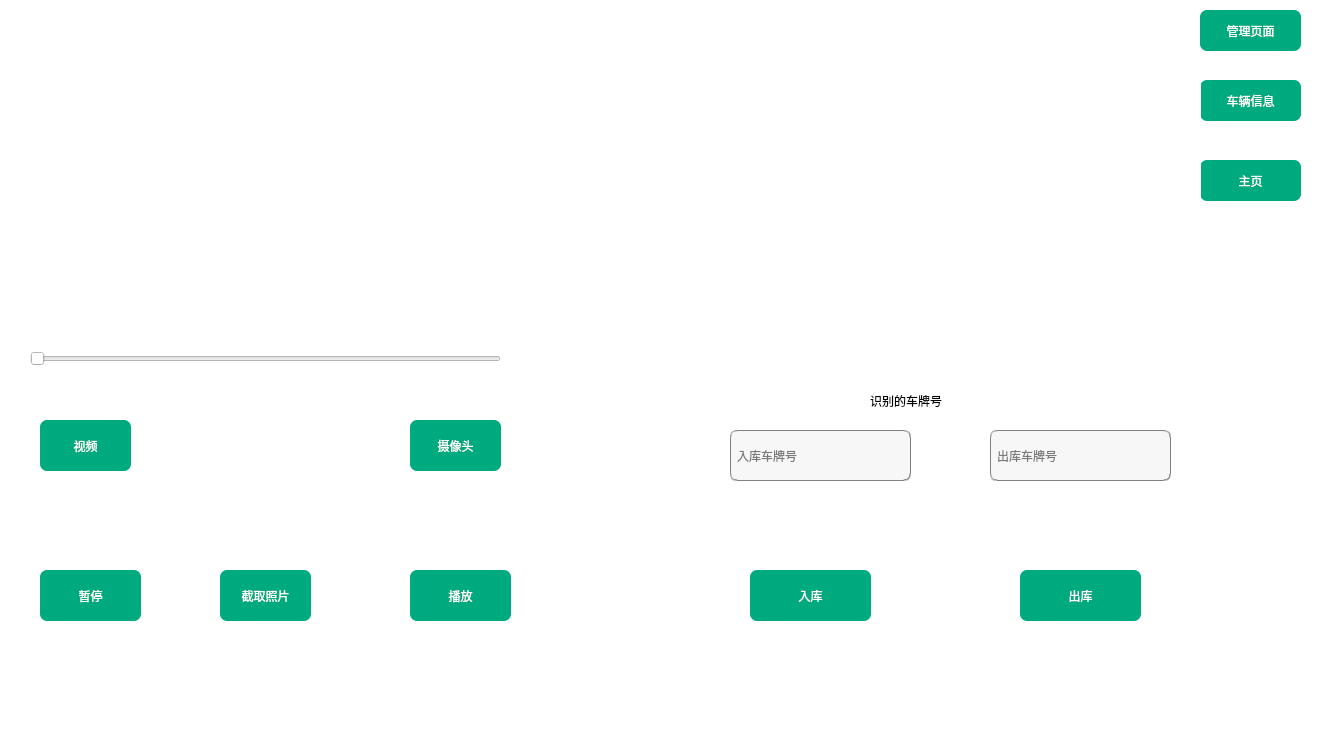
Before: the Qt Designer form car.ui in foryouos/Parking_System, drawn with Qt 5.
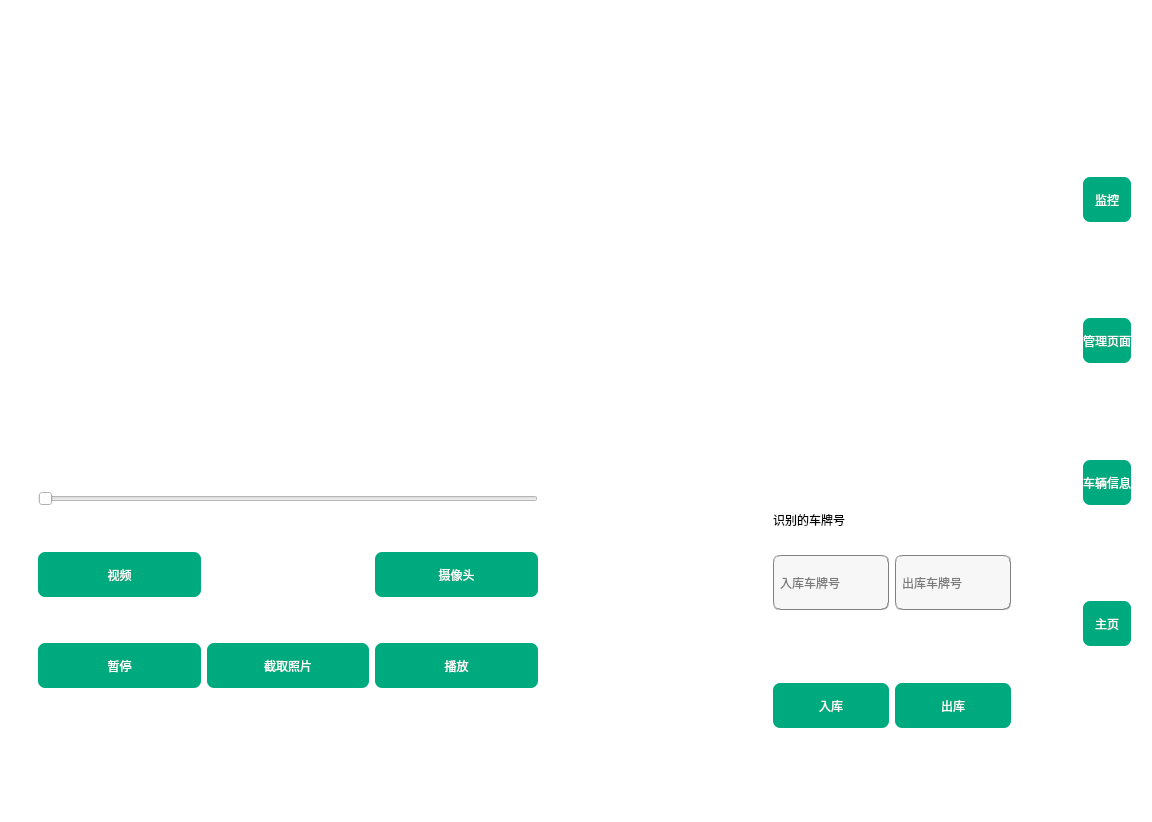
After: the same form once the commit is applied. The open tabs and pages were chosen to show the change. Icons and pictures are not drawn.

What changed in the file:
```diff
--- a/car.ui
+++ b/car.ui
@@ -6,8 +6,8 @@
    <rect>
     <x>0</x>
     <y>0</y>
-    <width>1320</width>
-    <height>734</height>
+    <width>1152</width>
+    <height>822</height>
    </rect>
   </property>
   <property name="windowTitle">
@@ -16,54 +16,46 @@
   <property name="styleSheet">
    <string notr="true">background-color: rgb(255, 255, 255);</string>
   </property>
-  <widget class="QPushButton" name="MainButton">
-   <property name="geometry">
-    <rect>
-     <x>1200</x>
-     <y>160</y>
-     <width>101</width>
-     <height>41</height>
-    </rect>
-   </property>
-   <property name="styleSheet">
-    <string notr="true">background-color: rgb(0, 170, 127);
-color: rgb(255, 255, 255);
-font: 25 9pt &quot;Bahnschrift Light&quot;;
-font: 10pt &quot;华文隶书&quot;;
-border-radius:7px;</string>
-   </property>
-   <property name="text">
-    <string>主页</string>
-   </property>
-  </widget>
-  <widget class="QPushButton" name="messageButton">
-   <property name="geometry">
-    <rect>
-     <x>1200</x>
-     <y>80</y>
-     <width>101</width>
-     <height>41</height>
-    </rect>
-   </property>
-   <property name="styleSheet">
-    <string notr="true">background-color: rgb(0, 170, 127);
-color: rgb(255, 255, 255);
-font: 25 9pt &quot;Bahnschrift Light&quot;;
-font: 10pt &quot;华文隶书&quot;;
-border-radius:7px;</string>
-   </property>
-   <property name="text">
-    <string>车辆信息</string>
-   </property>
-  </widget>
+  <layout class="QGridLayout" name="gridLayout_2">
+   <item row="0" column="1">
+    <spacer name="verticalSpacer_16">
+     <property name="orientation">
+      <enum>Qt::Vertical</enum>
+     </property>
+     <property name="sizeHint" stdset="0">
+      <size>
+       <width>20</width>
+       <height>40</height>
+      </size>
+     </property>
+    </spacer>
+   </item>
+   <item row="1" column="2">
+    <spacer name="horizontalSpacer_10">
+     <property name="orientation">
+      <enum>Qt::Horizontal</enum>
+     </property>
+     <property name="sizeHint" stdset="0">
+      <size>
+       <width>40</width>
+       <height>20</height>
+      </size>
+     </property>
+    </spacer>
+   </item>
+   <item row="1" column="1" alignment="Qt::AlignHCenter|Qt::AlignVCenter">
   <widget class="QStackedWidget" name="stack">
-   <property name="geometry">
-    <rect>
-     <x>0</x>
-     <y>0</y>
-     <width>1201</width>
-     <height>751</height>
-    </rect>
+     <property name="minimumSize">
+      <size>
+       <width>1030</width>
+       <height>0</height>
+      </size>
+     </property>
+     <property name="sizeIncrement">
+      <size>
+       <width>30</width>
+       <height>30</height>
+      </size>
    </property>
    <property name="styleSheet">
     <string notr="true">background-color: rgb(255, 255, 255);</string>
@@ -72,198 +64,42 @@
     <number>1</number>
    </property>
    <widget class="QWidget" name="main">
-    <widget class="QLabel" name="label_title">
-     <property name="geometry">
-      <rect>
-       <x>870</x>
-       <y>380</y>
-       <width>141</width>
-       <height>41</height>
-      </rect>
+      <layout class="QHBoxLayout" name="horizontalLayout_5">
+       <item>
+        <layout class="QGridLayout" name="gridLayout">
+         <item row="0" column="2">
+          <widget class="QLabel" name="label_pie">
+           <property name="minimumSize">
+            <size>
+             <width>0</width>
+             <height>350</height>
+            </size>
      </property>
      <property name="styleSheet">
-      <string notr="true">font: 13pt &quot;华文隶书&quot;;</string>
+            <string notr="true">background-color: rgb(255, 255, 255);</string>
      </property>
      <property name="text">
-      <string>识别的车牌号</string>
-     </property>
-    </widget>
-    <widget class="QLineEdit" name="Car_idinput">
-     <property name="geometry">
-      <rect>
-       <x>730</x>
-       <y>430</y>
-       <width>181</width>
-       <height>51</height>
-      </rect>
-     </property>
-     <property name="styleSheet">
-      <string notr="true">background-color: rgb(247, 247, 247);
-border:1px groove gray;
-border-radius:7px;
-padding:2px 4px;
-font: 10pt &quot;华文隶书&quot;;</string>
-     </property>
-     <property name="placeholderText">
-      <string>入库车牌号</string>
-     </property>
-    </widget>
-    <widget class="QPushButton" name="submitCar">
-     <property name="geometry">
-      <rect>
-       <x>750</x>
-       <y>570</y>
-       <width>121</width>
-       <height>51</height>
-      </rect>
-     </property>
-     <property name="styleSheet">
-      <string notr="true">background-color: rgb(0, 170, 127);
-color: rgb(255, 255, 255);
-font: 25 9pt &quot;Bahnschrift Light&quot;;
-font: 10pt &quot;华文隶书&quot;;
-border-radius:7px;</string>
-     </property>
-     <property name="text">
-      <string>入库</string>
-     </property>
-    </widget>
-    <widget class="QPushButton" name="DeleteCar">
-     <property name="geometry">
-      <rect>
-       <x>1020</x>
-       <y>570</y>
-       <width>121</width>
-       <height>51</height>
-      </rect>
-     </property>
-     <property name="styleSheet">
-      <string notr="true">background-color: rgb(0, 170, 127);
-color: rgb(255, 255, 255);
-font: 25 9pt &quot;Bahnschrift Light&quot;;
-font: 10pt &quot;华文隶书&quot;;
-border-radius:7px;</string>
-     </property>
-     <property name="text">
-      <string>出库</string>
-     </property>
-    </widget>
-    <widget class="QLineEdit" name="Car_output">
-     <property name="geometry">
-      <rect>
-       <x>990</x>
-       <y>430</y>
-       <width>181</width>
-       <height>51</height>
-      </rect>
-     </property>
-     <property name="styleSheet">
-      <string notr="true">background-color: rgb(247, 247, 247);
-border:1px groove gray;
-border-radius:7px;
-padding:2px 4px;
-font: 10pt &quot;华文隶书&quot;;</string>
-     </property>
-     <property name="placeholderText">
-      <string>出库车牌号</string>
-     </property>
-    </widget>
-    <widget class="QLabel" name="park_now">
-     <property name="geometry">
-      <rect>
-       <x>870</x>
-       <y>120</y>
-       <width>121</width>
-       <height>51</height>
-      </rect>
-     </property>
-     <property name="text">
       <string/>
      </property>
     </widget>
-    <widget class="QLabel" name="park_all">
-     <property name="geometry">
-      <rect>
-       <x>870</x>
-       <y>50</y>
-       <width>131</width>
-       <height>51</height>
-      </rect>
-     </property>
-     <property name="text">
-      <string/>
-     </property>
-    </widget>
-    <widget class="QLabel" name="label_2">
-     <property name="geometry">
-      <rect>
-       <x>760</x>
-       <y>50</y>
-       <width>101</width>
-       <height>41</height>
-      </rect>
-     </property>
-     <property name="styleSheet">
-      <string notr="true">font: 13pt &quot;华文隶书&quot;;</string>
-     </property>
-     <property name="text">
-      <string>入库数：</string>
-     </property>
-    </widget>
-    <widget class="QLabel" name="label_3">
-     <property name="geometry">
-      <rect>
-       <x>760</x>
-       <y>120</y>
-       <width>101</width>
-       <height>41</height>
-      </rect>
-     </property>
-     <property name="styleSheet">
-      <string notr="true">font: 13pt &quot;华文隶书&quot;;</string>
-     </property>
-     <property name="text">
-      <string>总车位：</string>
-     </property>
-    </widget>
-    <widget class="QLabel" name="park_reserve">
-     <property name="geometry">
-      <rect>
-       <x>870</x>
-       <y>190</y>
-       <width>121</width>
-       <height>51</height>
-      </rect>
-     </property>
-     <property name="text">
-      <string/>
-     </property>
-    </widget>
-    <widget class="QLabel" name="label_4">
-     <property name="geometry">
-      <rect>
-       <x>760</x>
-       <y>190</y>
-       <width>101</width>
-       <height>41</height>
-      </rect>
-     </property>
-     <property name="styleSheet">
-      <string notr="true">font: 13pt &quot;华文隶书&quot;;</string>
-     </property>
-     <property name="text">
-      <string>预定数：</string>
-     </property>
-    </widget>
+         </item>
+         <item row="1" column="2">
+          <spacer name="verticalSpacer_11">
+           <property name="orientation">
+            <enum>Qt::Vertical</enum>
+           </property>
+           <property name="sizeHint" stdset="0">
+            <size>
+             <width>20</width>
+             <height>40</height>
+            </size>
+           </property>
+          </spacer>
+         </item>
+         <item row="2" column="0">
+          <layout class="QVBoxLayout" name="verticalLayout_5">
+           <item>
     <widget class="QSlider" name="horizontalSlider">
-     <property name="geometry">
-      <rect>
-       <x>30</x>
-       <y>350</y>
-       <width>471</width>
-       <height>17</height>
-      </rect>
-     </property>
      <property name="styleSheet">
       <string notr="true">/* 需要先设置groove，水平滑动条*/
 QSlider#customSlider::groove:horizontal {
@@ -299,34 +135,29 @@
       <enum>Qt::Horizontal</enum>
      </property>
     </widget>
-    <widget class="QPushButton" name="camera_take">
-     <property name="geometry">
-      <rect>
-       <x>220</x>
-       <y>570</y>
-       <width>91</width>
-       <height>51</height>
-      </rect>
-     </property>
-     <property name="styleSheet">
-      <string notr="true">background-color: rgb(0, 170, 127);
-color: rgb(255, 255, 255);
-font: 25 9pt &quot;Bahnschrift Light&quot;;
-font: 10pt &quot;华文隶书&quot;;
-border-radius:7px;</string>
-     </property>
-     <property name="text">
-      <string>截取照片</string>
-     </property>
-    </widget>
+           </item>
+           <item>
+            <spacer name="verticalSpacer">
+             <property name="orientation">
+              <enum>Qt::Vertical</enum>
+             </property>
+             <property name="sizeHint" stdset="0">
+              <size>
+               <width>20</width>
+               <height>40</height>
+              </size>
+             </property>
+            </spacer>
+           </item>
+           <item>
+            <layout class="QHBoxLayout" name="horizontalLayout_2">
+             <item>
     <widget class="QPushButton" name="fileopen">
-     <property name="geometry">
-      <rect>
-       <x>40</x>
-       <y>420</y>
-       <width>91</width>
-       <height>51</height>
-      </rect>
+               <property name="minimumSize">
+                <size>
+                 <width>0</width>
+                 <height>45</height>
+                </size>
      </property>
      <property name="styleSheet">
       <string notr="true">background-color: rgb(0, 170, 127);
@@ -339,54 +170,21 @@
       <string>视频</string>
      </property>
     </widget>
-    <widget class="QPushButton" name="video_start">
-     <property name="geometry">
-      <rect>
-       <x>410</x>
-       <y>570</y>
-       <width>101</width>
-       <height>51</height>
-      </rect>
-     </property>
-     <property name="styleSheet">
-      <string notr="true">background-color: rgb(0, 170, 127);
-color: rgb(255, 255, 255);
-font: 25 9pt &quot;Bahnschrift Light&quot;;
-font: 10pt &quot;华文隶书&quot;;
-border-radius:7px;</string>
-     </property>
+             </item>
+             <item>
+              <widget class="QLabel" name="screen_label">
      <property name="text">
-      <string>播放</string>
-     </property>
-    </widget>
-    <widget class="QPushButton" name="video_pause">
-     <property name="geometry">
-      <rect>
-       <x>40</x>
-       <y>570</y>
-       <width>101</width>
-       <height>51</height>
-      </rect>
-     </property>
-     <property name="styleSheet">
-      <string notr="true">background-color: rgb(0, 170, 127);
-color: rgb(255, 255, 255);
-font: 25 9pt &quot;Bahnschrift Light&quot;;
-font: 10pt &quot;华文隶书&quot;;
-border-radius:7px;</string>
-     </property>
-     <property name="text">
-      <string>暂停</string>
-     </property>
-    </widget>
+                <string/>
+               </property>
+              </widget>
+             </item>
+             <item>
     <widget class="QPushButton" name="camera_button">
-     <property name="geometry">
-      <rect>
-       <x>410</x>
-       <y>420</y>
-       <width>91</width>
-       <height>51</height>
-      </rect>
+               <property name="minimumSize">
+                <size>
+                 <width>0</width>
+                 <height>45</height>
+                </size>
      </property>
      <property name="styleSheet">
       <string notr="true">background-color: rgb(0, 170, 127);
@@ -399,35 +197,315 @@
       <string>摄像头</string>
      </property>
     </widget>
-    <widget class="QLabel" name="screen_label">
-     <property name="geometry">
-      <rect>
-       <x>180</x>
-       <y>410</y>
-       <width>200</width>
-       <height>100</height>
-      </rect>
-     </property>
+             </item>
+            </layout>
+           </item>
+           <item>
+            <spacer name="verticalSpacer_4">
+             <property name="orientation">
+              <enum>Qt::Vertical</enum>
+             </property>
+             <property name="sizeHint" stdset="0">
+              <size>
+               <width>20</width>
+               <height>40</height>
+              </size>
+             </property>
+            </spacer>
+           </item>
+           <item>
+            <layout class="QHBoxLayout" name="horizontalLayout_3">
+             <item>
+              <widget class="QPushButton" name="video_pause">
+               <property name="minimumSize">
+                <size>
+                 <width>0</width>
+                 <height>45</height>
+                </size>
+               </property>
+               <property name="styleSheet">
+                <string notr="true">background-color: rgb(0, 170, 127);
+color: rgb(255, 255, 255);
+font: 25 9pt &quot;Bahnschrift Light&quot;;
+font: 10pt &quot;华文隶书&quot;;
+border-radius:7px;</string>
+               </property>
      <property name="text">
-      <string/>
-     </property>
-    </widget>
-    <widget class="QLabel" name="label_pie">
-     <property name="geometry">
-      <rect>
-       <x>640</x>
-       <y>-10</y>
-       <width>531</width>
-       <height>371</height>
-      </rect>
+                <string>暂停</string>
+               </property>
+              </widget>
+             </item>
+             <item>
+              <widget class="QPushButton" name="camera_take">
+               <property name="minimumSize">
+                <size>
+                 <width>0</width>
+                 <height>45</height>
+                </size>
      </property>
      <property name="styleSheet">
-      <string notr="true">background-color: rgb(255, 255, 255);</string>
+                <string notr="true">background-color: rgb(0, 170, 127);
+color: rgb(255, 255, 255);
+font: 25 9pt &quot;Bahnschrift Light&quot;;
+font: 10pt &quot;华文隶书&quot;;
+border-radius:7px;</string>
      </property>
      <property name="text">
+                <string>截取照片</string>
+               </property>
+              </widget>
+             </item>
+             <item>
+              <widget class="QPushButton" name="video_start">
+               <property name="minimumSize">
+                <size>
+                 <width>0</width>
+                 <height>45</height>
+                </size>
+               </property>
+               <property name="styleSheet">
+                <string notr="true">background-color: rgb(0, 170, 127);
+color: rgb(255, 255, 255);
+font: 25 9pt &quot;Bahnschrift Light&quot;;
+font: 10pt &quot;华文隶书&quot;;
+border-radius:7px;</string>
+               </property>
+               <property name="text">
+                <string>播放</string>
+               </property>
+              </widget>
+             </item>
+            </layout>
+           </item>
+           <item>
+            <spacer name="verticalSpacer_2">
+             <property name="orientation">
+              <enum>Qt::Vertical</enum>
+             </property>
+             <property name="sizeHint" stdset="0">
+              <size>
+               <width>20</width>
+               <height>40</height>
+              </size>
+             </property>
+            </spacer>
+           </item>
+          </layout>
+         </item>
+         <item row="2" column="2">
+          <layout class="QVBoxLayout" name="verticalLayout_4">
+           <item>
+            <spacer name="horizontalSpacer">
+             <property name="orientation">
+              <enum>Qt::Horizontal</enum>
+             </property>
+             <property name="sizeHint" stdset="0">
+              <size>
+               <width>40</width>
+               <height>20</height>
+              </size>
+             </property>
+            </spacer>
+           </item>
+           <item>
+            <widget class="QLabel" name="label_title">
+             <property name="styleSheet">
+              <string notr="true">font: 13pt &quot;华文隶书&quot;;</string>
+             </property>
+             <property name="text">
+              <string>识别的车牌号</string>
+             </property>
+            </widget>
+           </item>
+           <item>
+            <spacer name="horizontalSpacer_2">
+             <property name="orientation">
+              <enum>Qt::Horizontal</enum>
+             </property>
+             <property name="sizeHint" stdset="0">
+              <size>
+               <width>40</width>
+               <height>20</height>
+              </size>
+             </property>
+            </spacer>
+           </item>
+           <item>
+            <layout class="QHBoxLayout" name="horizontalLayout">
+             <item>
+              <layout class="QVBoxLayout" name="verticalLayout_2">
+               <item>
+                <widget class="QLineEdit" name="Car_idinput">
+                 <property name="minimumSize">
+                  <size>
+                   <width>0</width>
+                   <height>55</height>
+                  </size>
+                 </property>
+                 <property name="styleSheet">
+                  <string notr="true">background-color: rgb(247, 247, 247);
+border:1px groove gray;
+border-radius:7px;
+padding:2px 4px;
+font: 10pt &quot;华文隶书&quot;;</string>
+                 </property>
+                 <property name="placeholderText">
+                  <string>入库车牌号</string>
+                 </property>
+                </widget>
+               </item>
+               <item>
+                <spacer name="verticalSpacer_3">
+                 <property name="orientation">
+                  <enum>Qt::Vertical</enum>
+                 </property>
+                 <property name="sizeHint" stdset="0">
+                  <size>
+                   <width>20</width>
+                   <height>40</height>
+                  </size>
+                 </property>
+                </spacer>
+               </item>
+               <item>
+                <widget class="QPushButton" name="submitCar">
+                 <property name="minimumSize">
+                  <size>
+                   <width>0</width>
+                   <height>45</height>
+                  </size>
+                 </property>
+                 <property name="styleSheet">
+                  <string notr="true">background-color: rgb(0, 170, 127);
+color: rgb(255, 255, 255);
+font: 25 9pt &quot;Bahnschrift Light&quot;;
+font: 10pt &quot;华文隶书&quot;;
+border-radius:7px;</string>
+                 </property>
+                 <property name="text">
+                  <string>入库</string>
+                 </property>
+                </widget>
+               </item>
+              </layout>
+             </item>
+             <item>
+              <layout class="QVBoxLayout" name="verticalLayout_3">
+               <item>
+                <widget class="QLineEdit" name="Car_output">
+                 <property name="minimumSize">
+                  <size>
+                   <width>0</width>
+                   <height>55</height>
+                  </size>
+                 </property>
+                 <property name="styleSheet">
+                  <string notr="true">background-color: rgb(247, 247, 247);
+border:1px groove gray;
+border-radius:7px;
+padding:2px 4px;
+font: 10pt &quot;华文隶书&quot;;</string>
+                 </property>
+                 <property name="placeholderText">
+                  <string>出库车牌号</string>
+                 </property>
+                </widget>
+               </item>
+               <item>
+                <spacer name="verticalSpacer_5">
+                 <property name="orientation">
+                  <enum>Qt::Vertical</enum>
+                 </property>
+                 <property name="sizeHint" stdset="0">
+                  <size>
+                   <width>20</width>
+                   <height>40</height>
+                  </size>
+                 </property>
+                </spacer>
+               </item>
+               <item>
+                <widget class="QPushButton" name="DeleteCar">
+                 <property name="minimumSize">
+                  <size>
+                   <width>0</width>
+                   <height>45</height>
+                  </size>
+                 </property>
+                 <property name="styleSheet">
+                  <string notr="true">background-color: rgb(0, 170, 127);
+color: rgb(255, 255, 255);
+font: 25 9pt &quot;Bahnschrift Light&quot;;
+font: 10pt &quot;华文隶书&quot;;
+border-radius:7px;</string>
+                 </property>
+                 <property name="text">
+                  <string>出库</string>
+                 </property>
+                </widget>
+               </item>
+              </layout>
+             </item>
+            </layout>
+           </item>
+          </layout>
+         </item>
+         <item row="2" column="1">
+          <spacer name="horizontalSpacer_3">
+           <property name="orientation">
+            <enum>Qt::Horizontal</enum>
+           </property>
+           <property name="sizeHint" stdset="0">
+            <size>
+             <width>40</width>
+             <height>20</height>
+            </size>
+           </property>
+          </spacer>
+         </item>
+         <item row="0" column="0">
+          <widget class="QLabel" name="camera">
+           <property name="sizePolicy">
+            <sizepolicy hsizetype="Minimum" vsizetype="Minimum">
+             <horstretch>0</horstretch>
+             <verstretch>0</verstretch>
+            </sizepolicy>
+           </property>
+           <property name="minimumSize">
+            <size>
+             <width>500</width>
+             <height>250</height>
+            </size>
+           </property>
+           <property name="text">
       <string/>
      </property>
     </widget>
+         </item>
+        </layout>
+       </item>
+       <item>
+        <widget class="QLabel" name="park_all">
+         <property name="text">
+          <string/>
+         </property>
+        </widget>
+       </item>
+       <item>
+        <widget class="QLabel" name="park_now">
+         <property name="text">
+          <string/>
+         </property>
+        </widget>
+       </item>
+       <item>
+        <widget class="QLabel" name="park_reserve">
+         <property name="text">
+          <string/>
+         </property>
+        </widget>
+       </item>
+      </layout>
    </widget>
    <widget class="QWidget" name="message">
     <widget class="QLabel" name="labelCar">
@@ -803,15 +881,58 @@
     <widget class="QPushButton" name="ButtonDelete">
      <property name="geometry">
       <rect>
-       <x>550</x>
-       <y>500</y>
-       <width>131</width>
-       <height>41</height>
-      </rect>
-     </property>
-     <property name="toolTip">
-      <string>鼠标点击要删除的行</string>
-     </property>
+         <x>320</x>
+         <y>250</y>
+         <width>361</width>
+         <height>91</height>
+        </rect>
+       </property>
+       <property name="text">
+        <string>监控</string>
+       </property>
+      </widget>
+     </widget>
+    </widget>
+   </item>
+   <item row="2" column="1">
+    <spacer name="verticalSpacer_17">
+     <property name="orientation">
+      <enum>Qt::Vertical</enum>
+     </property>
+     <property name="sizeHint" stdset="0">
+      <size>
+       <width>20</width>
+       <height>40</height>
+      </size>
+     </property>
+    </spacer>
+   </item>
+   <item row="1" column="3">
+    <layout class="QVBoxLayout" name="verticalLayout">
+     <property name="rightMargin">
+      <number>10</number>
+     </property>
+     <item>
+      <spacer name="verticalSpacer_9">
+       <property name="orientation">
+        <enum>Qt::Vertical</enum>
+       </property>
+       <property name="sizeHint" stdset="0">
+        <size>
+         <width>20</width>
+         <height>40</height>
+        </size>
+       </property>
+      </spacer>
+     </item>
+     <item>
+      <widget class="QPushButton" name="check_camera">
+       <property name="minimumSize">
+        <size>
+         <width>0</width>
+         <height>45</height>
+        </size>
+       </property>
      <property name="styleSheet">
       <string notr="true">background-color: rgb(0, 170, 127);
 color: rgb(255, 255, 255);
@@ -820,19 +941,30 @@
 border-radius:7px;</string>
      </property>
      <property name="text">
-      <string>删除</string>
-     </property>
-    </widget>
-   </widget>
-  </widget>
+        <string>监控</string>
+       </property>
+      </widget>
+     </item>
+     <item>
+      <spacer name="verticalSpacer_10">
+       <property name="orientation">
+        <enum>Qt::Vertical</enum>
+       </property>
+       <property name="sizeHint" stdset="0">
+        <size>
+         <width>20</width>
+         <height>40</height>
+        </size>
+       </property>
+      </spacer>
+     </item>
+     <item>
   <widget class="QPushButton" name="CtrolButton">
-   <property name="geometry">
-    <rect>
-     <x>1200</x>
-     <y>10</y>
-     <width>101</width>
-     <height>41</height>
-    </rect>
+       <property name="minimumSize">
+        <size>
+         <width>0</width>
+         <height>45</height>
+        </size>
    </property>
    <property name="styleSheet">
     <string notr="true">background-color: rgb(0, 170, 127);
@@ -845,6 +977,102 @@
     <string>管理页面</string>
    </property>
   </widget>
+     </item>
+     <item>
+      <spacer name="verticalSpacer_6">
+       <property name="orientation">
+        <enum>Qt::Vertical</enum>
+       </property>
+       <property name="sizeHint" stdset="0">
+        <size>
+         <width>20</width>
+         <height>40</height>
+        </size>
+       </property>
+      </spacer>
+     </item>
+     <item>
+      <widget class="QPushButton" name="messageButton">
+       <property name="minimumSize">
+        <size>
+         <width>0</width>
+         <height>45</height>
+        </size>
+       </property>
+       <property name="styleSheet">
+        <string notr="true">background-color: rgb(0, 170, 127);
+color: rgb(255, 255, 255);
+font: 25 9pt &quot;Bahnschrift Light&quot;;
+font: 10pt &quot;华文隶书&quot;;
+border-radius:7px;</string>
+       </property>
+       <property name="text">
+        <string>车辆信息</string>
+       </property>
+      </widget>
+     </item>
+     <item>
+      <spacer name="verticalSpacer_7">
+       <property name="orientation">
+        <enum>Qt::Vertical</enum>
+       </property>
+       <property name="sizeHint" stdset="0">
+        <size>
+         <width>20</width>
+         <height>40</height>
+        </size>
+       </property>
+      </spacer>
+     </item>
+     <item>
+      <widget class="QPushButton" name="MainButton">
+       <property name="minimumSize">
+        <size>
+         <width>0</width>
+         <height>45</height>
+        </size>
+       </property>
+       <property name="styleSheet">
+        <string notr="true">background-color: rgb(0, 170, 127);
+color: rgb(255, 255, 255);
+font: 25 9pt &quot;Bahnschrift Light&quot;;
+font: 10pt &quot;华文隶书&quot;;
+border-radius:7px;</string>
+       </property>
+       <property name="text">
+        <string>主页</string>
+       </property>
+      </widget>
+     </item>
+     <item>
+      <spacer name="verticalSpacer_8">
+       <property name="orientation">
+        <enum>Qt::Vertical</enum>
+       </property>
+       <property name="sizeHint" stdset="0">
+        <size>
+         <width>20</width>
+         <height>40</height>
+        </size>
+       </property>
+      </spacer>
+     </item>
+    </layout>
+   </item>
+   <item row="1" column="0">
+    <spacer name="horizontalSpacer_9">
+     <property name="orientation">
+      <enum>Qt::Horizontal</enum>
+     </property>
+     <property name="sizeHint" stdset="0">
+      <size>
+       <width>40</width>
+       <height>20</height>
+      </size>
+     </property>
+    </spacer>
+   </item>
+  </layout>
  </widget>
  <resources/>
  <connections/>
```
Left out of the diff: 605 changed lines with no effect on the pictures. Lines whose indentation alone changed are shown as unchanged.
